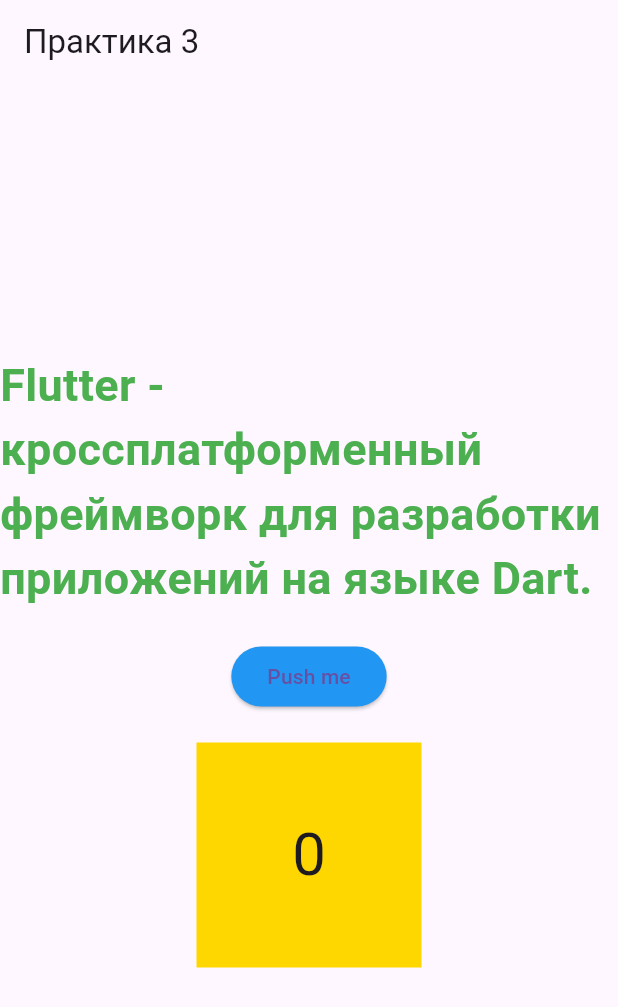
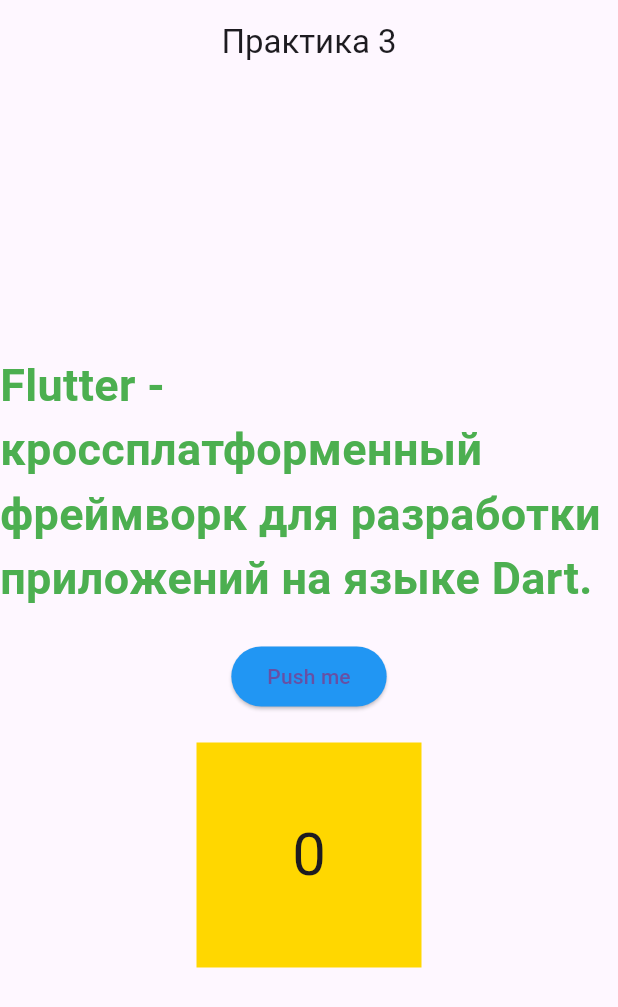
Before and after one commit to Kirus1930/PKS_Task_3, a Flutter app: the screen it shows after launch, on a phone screen of 412 x 824 dp. Shown: the top 1007 px of the screen. Run offline on Flutter 3.47's test engine with Material 3 defaults, Android fonts, the phone set to English and light mode, and no system bars.

Commit message:
Update main.dart

```diff
--- a/ui_practice_eremin/lib/main.dart
+++ b/ui_practice_eremin/lib/main.dart
@@ -36,7 +36,7 @@
   @override
   Widget build(BuildContext context) {
     return Scaffold(
-      appBar: AppBar(title: Text('Практика 3')),
+      appBar: AppBar(title: Text('Практика 3'), centerTitle: true),
       body: Center(
         child: Column(
           mainAxisAlignment: MainAxisAlignment.center,
```
